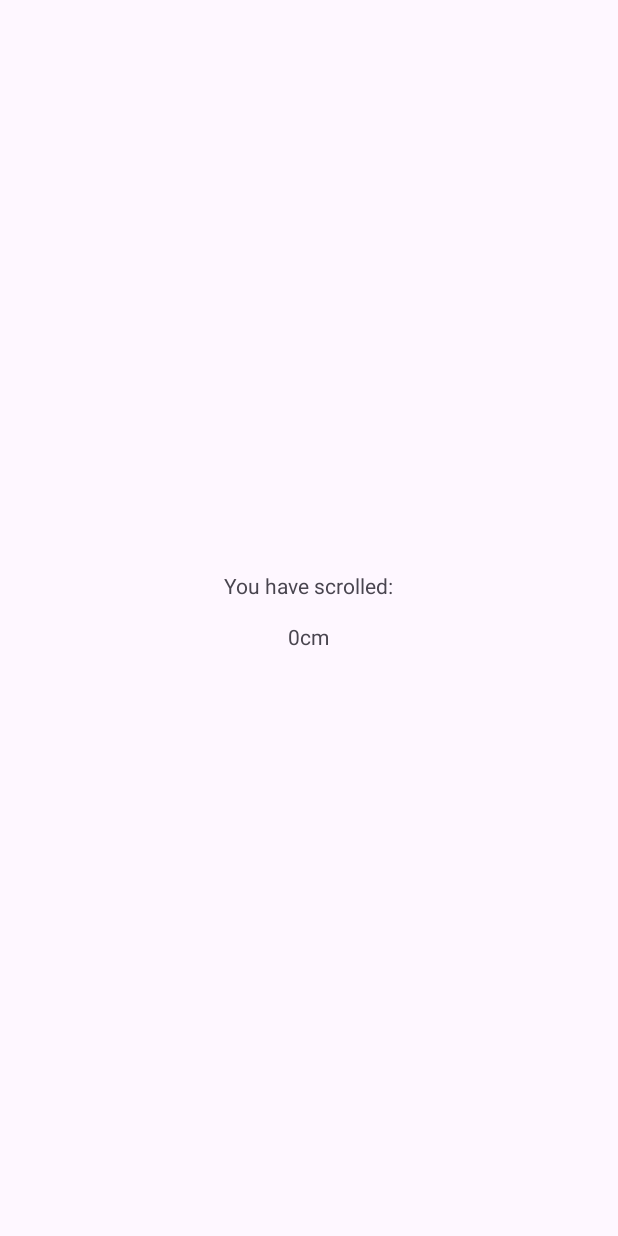
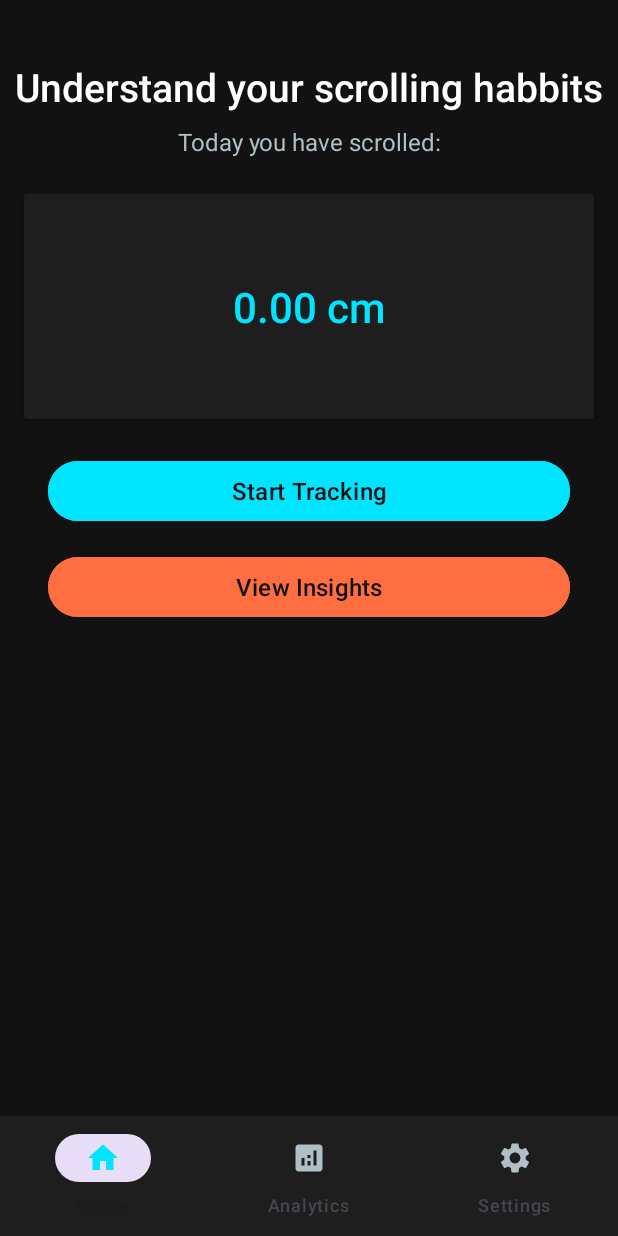
Before and after one commit to HarryFoster1812/ScrollTracker, an Android app: the screen it shows after launch (MainActivity), on a phone screen of 412 x 824 dp. Before the commit the screen is almost empty. Run offline under Robolectric (Android 15) with nearby library versions, the phone set to English and light mode, and no system bars; 1 statement that could not run was skipped.

Commit message:
Added content to the home page

```diff
--- a/app/src/main/java/com/example/scrolltracker/MainActivity.java
+++ b/app/src/main/java/com/example/scrolltracker/MainActivity.java
@@ -12,6 +12,7 @@ import android.widget.TextView;
 import androidx.annotation.RequiresApi;
 import androidx.appcompat.app.AppCompatActivity;
 
+import java.time.LocalDate;
 import java.util.Objects;
 
 @RequiresApi(api = Build.VERSION_CODES.O)
@@ -20,7 +21,6 @@ public class MainActivity extends AppCompatActivity {
     private TextView distanceTextView;
     String PACKAGE_NAME;
     ScrollTracker tracker;
-
 
     // Receiver for receiving distance updates from ScrollAccessibilityService
     private final BroadcastReceiver distanceReceiver = new BroadcastReceiver() {
@@ -58,7 +58,7 @@ public class MainActivity extends AppCompatActivity {
         setContentView(R.layout.activity_main);
 
         // Initialize the TextView for displaying distance
-        distanceTextView = findViewById(R.id.distanceTextView);
+        distanceTextView = findViewById(R.id.tvScrollValue);
 
         // Initialise Package Name
         PACKAGE_NAME = getApplicationContext().getPackageName();
@@ -74,9 +74,31 @@ public class MainActivity extends AppCompatActivity {
     }
 
     @Override
+    protected void onResume() {
+        super.onResume();
+        // Register the receiver dynamically to listen for the distance updates
+        if (tracker != null) {
+            distanceTextView.setText(String.format("%.2f cm", tracker.getTotalDistance(LocalDate.now())));
+        }
+    }
+
+    @Override
     protected void onDestroy() {
         super.onDestroy();
         // Unregister the receiver to avoid memory leaks
         unregisterReceiver(distanceReceiver);
     }
 }
+
+
+/*
+NOTES:
+
+Length visualisation:
+Car length: 4.7m
+Tennis court: (~23.77 meters long)
+Olympic Swimming Pool: 50m
+American Football Field: 91.44 m
+Football Field: 105m
+
+ */
--- a/app/src/main/java/com/example/scrolltracker/ScrollTracker.java
+++ b/app/src/main/java/com/example/scrolltracker/ScrollTracker.java
@@ -88,7 +88,7 @@ public class ScrollTracker {
     }
 
     public float getTotalDistance(LocalDate date){
-        ScrollData result = scrollData.get(date);
+        ScrollData result = scrollData.get(date.toString());
         return result.calculateTotal();
     }
 
--- /dev/null
+++ b/app/src/main/res/color/bottom_nav_icon_color.xml
@@ -0,0 +1,4 @@
+<selector xmlns:android="http://schemas.android.com/apk/res/android">
+    <item android:color="#00E5FF" android:state_checked="true" />
+    <item android:color="#B0BEC5" />
+</selector>
--- /dev/null
+++ b/app/src/main/res/drawable/ic_analytics.xml
@@ -0,0 +1,5 @@
+<vector xmlns:android="http://schemas.android.com/apk/res/android" android:height="24dp" android:tint="#FFFFFF" android:viewportHeight="24" android:viewportWidth="24" android:width="24dp">
+
+    <path android:fillColor="@android:color/white" android:pathData="M19,3L5,3c-1.1,0 -2,0.9 -2,2v14c0,1.1 0.9,2 2,2h14c1.1,0 2,-0.9 2,-2L21,5c0,-1.1 -0.9,-2 -2,-2zM9,17L7,17v-5h2v5zM13,17h-2v-3h2v3zM13,12h-2v-2h2v2zM17,17h-2L15,7h2v10z"/>
+
+</vector>
--- /dev/null
+++ b/app/src/main/res/drawable/ic_home.xml
@@ -0,0 +1,5 @@
+<vector xmlns:android="http://schemas.android.com/apk/res/android" android:height="24dp" android:tint="#FFFFFF" android:viewportHeight="24" android:viewportWidth="24" android:width="24dp">
+
+    <path android:fillColor="@android:color/white" android:pathData="M10,20v-6h4v6h5v-8h3L12,3 2,12h3v8z"/>
+
+</vector>
--- /dev/null
+++ b/app/src/main/res/drawable/ic_settings.xml
@@ -0,0 +1,5 @@
+<vector xmlns:android="http://schemas.android.com/apk/res/android" android:height="24dp" android:tint="#FFFFFF" android:viewportHeight="24" android:viewportWidth="24" android:width="24dp">
+
+    <path android:fillColor="@android:color/white" android:pathData="M19.14,12.94c0.04,-0.3 0.06,-0.61 0.06,-0.94c0,-0.32 -0.02,-0.64 -0.07,-0.94l2.03,-1.58c0.18,-0.14 0.23,-0.41 0.12,-0.61l-1.92,-3.32c-0.12,-0.22 -0.37,-0.29 -0.59,-0.22l-2.39,0.96c-0.5,-0.38 -1.03,-0.7 -1.62,-0.94L14.4,2.81c-0.04,-0.24 -0.24,-0.41 -0.48,-0.41h-3.84c-0.24,0 -0.43,0.17 -0.47,0.41L9.25,5.35C8.66,5.59 8.12,5.92 7.63,6.29L5.24,5.33c-0.22,-0.08 -0.47,0 -0.59,0.22L2.74,8.87C2.62,9.08 2.66,9.34 2.86,9.48l2.03,1.58C4.84,11.36 4.8,11.69 4.8,12s0.02,0.64 0.07,0.94l-2.03,1.58c-0.18,0.14 -0.23,0.41 -0.12,0.61l1.92,3.32c0.12,0.22 0.37,0.29 0.59,0.22l2.39,-0.96c0.5,0.38 1.03,0.7 1.62,0.94l0.36,2.54c0.05,0.24 0.24,0.41 0.48,0.41h3.84c0.24,0 0.44,-0.17 0.47,-0.41l0.36,-2.54c0.59,-0.24 1.13,-0.56 1.62,-0.94l2.39,0.96c0.22,0.08 0.47,0 0.59,-0.22l1.92,-3.32c0.12,-0.22 0.07,-0.47 -0.12,-0.61L19.14,12.94zM12,15.6c-1.98,0 -3.6,-1.62 -3.6,-3.6s1.62,-3.6 3.6,-3.6s3.6,1.62 3.6,3.6S13.98,15.6 12,15.6z"/>
+
+</vector>
--- a/app/src/main/res/layout/activity_main.xml
+++ b/app/src/main/res/layout/activity_main.xml
@@ -1,38 +1,105 @@
 <?xml version="1.0" encoding="utf-8"?>
-<androidx.constraintlayout.widget.ConstraintLayout xmlns:android="http://schemas.android.com/apk/res/android"
+<androidx.constraintlayout.widget.ConstraintLayout
+    xmlns:android="http://schemas.android.com/apk/res/android"
     xmlns:app="http://schemas.android.com/apk/res-auto"
-    xmlns:tools="http://schemas.android.com/tools"
-    android:id="@+id/main"
     android:layout_width="match_parent"
     android:layout_height="match_parent"
-    tools:context=".MainActivity">
+    android:background="#121212">
+
+    <!-- Header -->
+    <TextView
+        android:id="@+id/tvWelcome"
+        android:layout_width="wrap_content"
+        android:layout_height="wrap_content"
+        android:text="Understand your scrolling habbits"
+        android:textSize="26sp"
+        android:fontFamily="sans-serif-medium"
+        android:textColor="#FFFFFF"
+        android:layout_marginTop="40dp"
+        app:layout_constraintTop_toTopOf="parent"
+        app:layout_constraintStart_toStartOf="parent"
+        app:layout_constraintEnd_toEndOf="parent" />
 
     <TextView
-        android:id="@+id/textView2"
-        android:layout_width="116dp"
-        android:layout_height="18dp"
-        android:text="You have scrolled:"
-        android:textAlignment="center"
+        android:id="@+id/tvSubtitle"
+        android:layout_width="wrap_content"
+        android:layout_height="wrap_content"
+        android:text="Today you have scrolled:"
+        android:textSize="16sp"
+        android:fontFamily="sans-serif"
+        android:textColor="#B0BEC5"
+        android:layout_marginTop="8dp"
+        app:layout_constraintTop_toBottomOf="@id/tvWelcome"
+        app:layout_constraintStart_toStartOf="parent"
+        app:layout_constraintEnd_toEndOf="parent" />
+
+    <!-- Scroll Value Card -->
+    <androidx.cardview.widget.CardView
+        android:id="@+id/cardScrollValue"
+        android:layout_width="0dp"
+        android:layout_height="150dp"
+        android:layout_marginTop="24dp"
+        android:layout_marginStart="16dp"
+        android:layout_marginEnd="16dp"
+        app:cardBackgroundColor="#1E1E1E"
+        app:cardElevation="4dp"
+        app:layout_constraintTop_toBottomOf="@id/tvSubtitle"
+        app:layout_constraintStart_toStartOf="parent"
+        app:layout_constraintEnd_toEndOf="parent">
+
+        <TextView
+            android:id="@+id/tvScrollValue"
+            android:layout_width="match_parent"
+            android:layout_height="match_parent"
+            android:gravity="center"
+            android:text="10,245 cm"
+            android:textSize="28sp"
+            android:fontFamily="sans-serif-medium"
+            android:textColor="#00E5FF" />
+    </androidx.cardview.widget.CardView>
+
+    <!-- Start Tracking Button -->
+    <com.google.android.material.button.MaterialButton
+        android:id="@+id/btnStartTracking"
+        android:layout_width="0dp"
+        android:layout_height="wrap_content"
+        android:text="Start Tracking"
+        android:backgroundTint="#00E5FF"
+        android:textColor="#121212"
+        android:textSize="16sp"
+        android:layout_marginTop="24dp"
+        app:layout_constraintTop_toBottomOf="@id/cardScrollValue"
+        app:layout_constraintStart_toStartOf="parent"
+        app:layout_constraintEnd_toEndOf="parent"
+        android:layout_marginStart="32dp"
+        android:layout_marginEnd="32dp" />
+
+    <!-- View Insights Button -->
+    <com.google.android.material.button.MaterialButton
+        android:id="@+id/btnViewInsights"
+        android:layout_width="0dp"
+        android:layout_height="wrap_content"
+        android:text="View Insights"
+        android:backgroundTint="#FF6E40"
+        android:textColor="#121212"
+        android:textSize="16sp"
+        android:layout_marginTop="16dp"
+        app:layout_constraintTop_toBottomOf="@id/btnStartTracking"
+        app:layout_constraintStart_toStartOf="parent"
+        app:layout_constraintEnd_toEndOf="parent"
+        android:layout_marginStart="32dp"
+        android:layout_marginEnd="32dp" />
+
+    <!-- Bottom Navigation -->
+    <com.google.android.material.bottomnavigation.BottomNavigationView
+        android:id="@+id/bottomNavigation"
+        android:layout_width="0dp"
+        android:layout_height="wrap_content"
+        android:background="#1E1E1E"
+        app:menu="@menu/bottom_navigation_menu"
+        app:itemIconTint="@color/bottom_nav_icon_color"
         app:layout_constraintBottom_toBottomOf="parent"
-        app:layout_constraintEnd_toEndOf="parent"
-        app:layout_constraintHorizontal_bias="0.498"
         app:layout_constraintStart_toStartOf="parent"
-        app:layout_constraintTop_toTopOf="parent"
-        app:layout_constraintVertical_bias="0.472" />
-
-
-    <TextView
-        android:id="@+id/distanceTextView"
-        android:layout_width="284dp"
-        android:layout_height="16dp"
-        android:text="0cm"
-        android:textAlignment="center"
-        app:layout_constraintBottom_toBottomOf="parent"
-        app:layout_constraintEnd_toEndOf="parent"
-        app:layout_constraintHorizontal_bias="0.496"
-        app:layout_constraintStart_toStartOf="parent"
-        app:layout_constraintTop_toTopOf="parent"
-        app:layout_constraintVertical_bias="0.513" />
-
+        app:layout_constraintEnd_toEndOf="parent" />
 
 </androidx.constraintlayout.widget.ConstraintLayout>
--- /dev/null
+++ b/app/src/main/res/menu/bottom_navigation_menu.xml
@@ -0,0 +1,14 @@
+<menu xmlns:android="http://schemas.android.com/apk/res/android">
+    <item
+        android:id="@+id/nav_home"
+        android:title="Home"
+        android:icon="@drawable/ic_home"/>
+    <item
+        android:id="@+id/nav_analytics"
+        android:title="Analytics"
+        android:icon="@drawable/ic_analytics" />
+    <item
+        android:id="@+id/nav_settings"
+        android:title="Settings"
+        android:icon="@drawable/ic_settings" />
+</menu>
```
